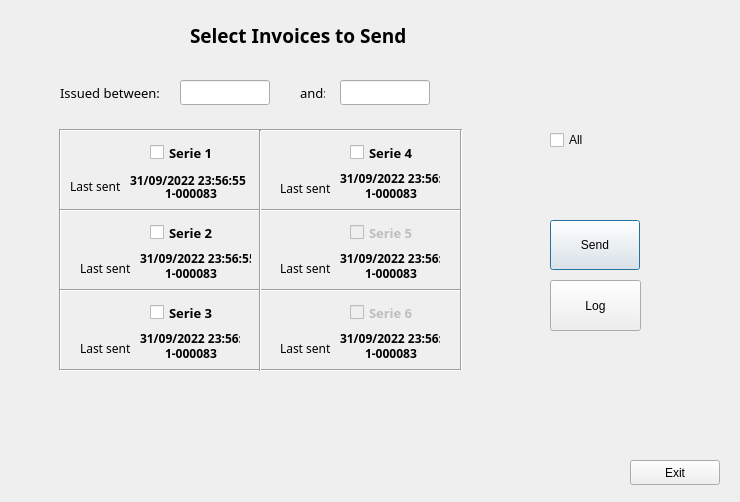
Qt form uis/SII.ui (andrei219/euromedia) before a commit.
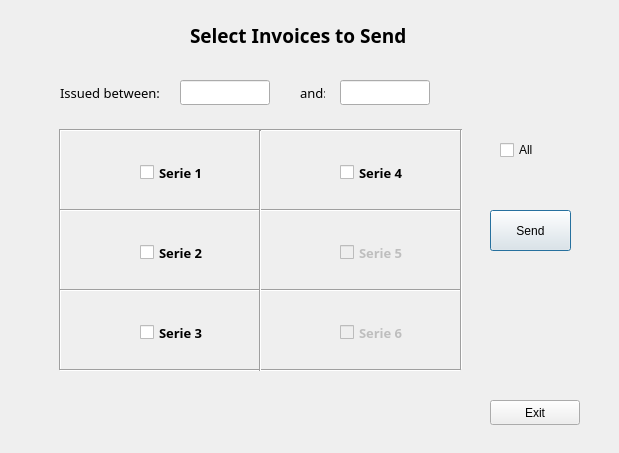
The same form after that commit.

```diff
--- a/uis/SII.ui
+++ b/uis/SII.ui
@@ -6,8 +6,8 @@
    <rect>
     <x>0</x>
     <y>0</y>
-    <width>740</width>
-    <height>502</height>
+    <width>619</width>
+    <height>453</height>
    </rect>
   </property>
   <property name="windowTitle">
@@ -16,10 +16,10 @@
   <widget class="QPushButton" name="send">
    <property name="geometry">
     <rect>
-     <x>550</x>
-     <y>220</y>
-     <width>90</width>
-     <height>50</height>
+     <x>490</x>
+     <y>210</y>
+     <width>81</width>
+     <height>41</height>
     </rect>
    </property>
    <property name="text">
@@ -50,8 +50,8 @@
   <widget class="QPushButton" name="exit">
    <property name="geometry">
     <rect>
-     <x>630</x>
-     <y>460</y>
+     <x>490</x>
+     <y>400</y>
      <width>90</width>
      <height>25</height>
     </rect>
@@ -101,8 +101,8 @@
   <widget class="QCheckBox" name="serie_1">
    <property name="geometry">
     <rect>
-     <x>150</x>
-     <y>140</y>
+     <x>140</x>
+     <y>160</y>
      <width>70</width>
      <height>25</height>
     </rect>
@@ -122,8 +122,8 @@
   <widget class="QCheckBox" name="serie_2">
    <property name="geometry">
     <rect>
-     <x>150</x>
-     <y>220</y>
+     <x>140</x>
+     <y>240</y>
      <width>70</width>
      <height>25</height>
     </rect>
@@ -143,8 +143,8 @@
   <widget class="QCheckBox" name="serie_3">
    <property name="geometry">
     <rect>
-     <x>150</x>
-     <y>300</y>
+     <x>140</x>
+     <y>320</y>
      <width>70</width>
      <height>25</height>
     </rect>
@@ -164,8 +164,8 @@
   <widget class="QCheckBox" name="serie_4">
    <property name="geometry">
     <rect>
-     <x>350</x>
-     <y>140</y>
+     <x>340</x>
+     <y>160</y>
      <width>70</width>
      <height>25</height>
     </rect>
@@ -188,8 +188,8 @@
    </property>
    <property name="geometry">
     <rect>
-     <x>350</x>
-     <y>220</y>
+     <x>340</x>
+     <y>240</y>
      <width>70</width>
      <height>25</height>
     </rect>
@@ -212,8 +212,8 @@
    </property>
    <property name="geometry">
     <rect>
-     <x>350</x>
-     <y>300</y>
+     <x>340</x>
+     <y>320</y>
      <width>70</width>
      <height>25</height>
     </rect>
@@ -230,120 +230,6 @@
     <string>Serie 6</string>
    </property>
   </widget>
-  <widget class="QLabel" name="label_4">
-   <property name="geometry">
-    <rect>
-     <x>70</x>
-     <y>178</y>
-     <width>50</width>
-     <height>16</height>
-    </rect>
-   </property>
-   <property name="font">
-    <font>
-     <family>Bahnschrift</family>
-     <pointsize>9</pointsize>
-    </font>
-   </property>
-   <property name="text">
-    <string>Last sent:</string>
-   </property>
-  </widget>
-  <widget class="QLabel" name="label_5">
-   <property name="geometry">
-    <rect>
-     <x>80</x>
-     <y>258</y>
-     <width>50</width>
-     <height>20</height>
-    </rect>
-   </property>
-   <property name="font">
-    <font>
-     <family>Bahnschrift</family>
-     <pointsize>9</pointsize>
-    </font>
-   </property>
-   <property name="text">
-    <string>Last sent:</string>
-   </property>
-  </widget>
-  <widget class="QLabel" name="label_6">
-   <property name="geometry">
-    <rect>
-     <x>80</x>
-     <y>338</y>
-     <width>50</width>
-     <height>20</height>
-    </rect>
-   </property>
-   <property name="font">
-    <font>
-     <family>Bahnschrift</family>
-     <pointsize>9</pointsize>
-    </font>
-   </property>
-   <property name="text">
-    <string>Last sent:</string>
-   </property>
-  </widget>
-  <widget class="QLabel" name="label_7">
-   <property name="geometry">
-    <rect>
-     <x>280</x>
-     <y>178</y>
-     <width>50</width>
-     <height>20</height>
-    </rect>
-   </property>
-   <property name="font">
-    <font>
-     <family>Bahnschrift</family>
-     <pointsize>9</pointsize>
-    </font>
-   </property>
-   <property name="text">
-    <string>Last sent:</string>
-   </property>
-  </widget>
-  <widget class="QLabel" name="label_8">
-   <property name="geometry">
-    <rect>
-     <x>280</x>
-     <y>258</y>
-     <width>50</width>
-     <height>20</height>
-    </rect>
-   </property>
-   <property name="font">
-    <font>
-     <family>Bahnschrift</family>
-     <pointsize>9</pointsize>
-    </font>
-   </property>
-   <property name="text">
-    <string>Last sent:</string>
-   </property>
-  </widget>
-  <widget class="QLabel" name="label_9">
-   <property name="geometry">
-    <rect>
-     <x>280</x>
-     <y>338</y>
-     <width>50</width>
-     <height>20</height>
-    </rect>
-   </property>
-   <property name="font">
-    <font>
-     <family>Bahnschrift</family>
-     <pointsize>9</pointsize>
-    </font>
-   </property>
-   <property name="text">
-    <string>Last sent:</string>
-   </property>
-  </widget>
   <widget class="QLineEdit" name="date_from">
    <property name="geometry">
     <rect>
@@ -364,246 +250,6 @@
     </rect>
    </property>
   </widget>
-  <widget class="QLabel" name="last_datetime_serie_1">
-   <property name="geometry">
-    <rect>
-     <x>130</x>
-     <y>170</y>
-     <width>121</width>
-     <height>20</height>
-    </rect>
-   </property>
-   <property name="font">
-    <font>
-     <family>Bahnschrift SemiBold</family>
-     <weight>75</weight>
-     <bold>true</bold>
-    </font>
-   </property>
-   <property name="text">
-    <string>31/09/2022 23:56:55</string>
-   </property>
-  </widget>
-  <widget class="QLabel" name="last_document_serie_1">
-   <property name="geometry">
-    <rect>
-     <x>165</x>
-     <y>185</y>
-     <width>61</width>
-     <height>16</height>
-    </rect>
-   </property>
-   <property name="font">
-    <font>
-     <family>Bahnschrift SemiBold</family>
-     <weight>75</weight>
-     <bold>true</bold>
-    </font>
-   </property>
-   <property name="text">
-    <string>1-000083</string>
-   </property>
-  </widget>
-  <widget class="QLabel" name="last_datetime_serie_2">
-   <property name="geometry">
-    <rect>
-     <x>140</x>
-     <y>250</y>
-     <width>111</width>
-     <height>16</height>
-    </rect>
-   </property>
-   <property name="font">
-    <font>
-     <family>Bahnschrift SemiBold</family>
-     <weight>75</weight>
-     <bold>true</bold>
-    </font>
-   </property>
-   <property name="text">
-    <string>31/09/2022 23:56:55</string>
-   </property>
-  </widget>
-  <widget class="QLabel" name="last_document_serie_2">
-   <property name="geometry">
-    <rect>
-     <x>165</x>
-     <y>265</y>
-     <width>61</width>
-     <height>16</height>
-    </rect>
-   </property>
-   <property name="font">
-    <font>
-     <family>Bahnschrift SemiBold</family>
-     <weight>75</weight>
-     <bold>true</bold>
-    </font>
-   </property>
-   <property name="text">
-    <string>1-000083</string>
-   </property>
-  </widget>
-  <widget class="QLabel" name="last_datetime_serie_3">
-   <property name="geometry">
-    <rect>
-     <x>140</x>
-     <y>330</y>
-     <width>100</width>
-     <height>16</height>
-    </rect>
-   </property>
-   <property name="font">
-    <font>
-     <family>Bahnschrift SemiBold</family>
-     <weight>75</weight>
-     <bold>true</bold>
-    </font>
-   </property>
-   <property name="text">
-    <string>31/09/2022 23:56:55</string>
-   </property>
-  </widget>
-  <widget class="QLabel" name="last_document_serie_3">
-   <property name="geometry">
-    <rect>
-     <x>165</x>
-     <y>345</y>
-     <width>61</width>
-     <height>16</height>
-    </rect>
-   </property>
-   <property name="font">
-    <font>
-     <family>Bahnschrift SemiBold</family>
-     <weight>75</weight>
-     <bold>true</bold>
-    </font>
-   </property>
-   <property name="text">
-    <string>1-000083</string>
-   </property>
-  </widget>
-  <widget class="QLabel" name="last_datetime_serie_4">
-   <property name="geometry">
-    <rect>
-     <x>340</x>
-     <y>170</y>
-     <width>100</width>
-     <height>16</height>
-    </rect>
-   </property>
-   <property name="font">
-    <font>
-     <family>Bahnschrift SemiBold</family>
-     <weight>75</weight>
-     <bold>true</bold>
-    </font>
-   </property>
-   <property name="text">
-    <string>31/09/2022 23:56:55</string>
-   </property>
-  </widget>
-  <widget class="QLabel" name="last_document_serie_4">
-   <property name="geometry">
-    <rect>
-     <x>365</x>
-     <y>185</y>
-     <width>61</width>
-     <height>16</height>
-    </rect>
-   </property>
-   <property name="font">
-    <font>
-     <family>Bahnschrift SemiBold</family>
-     <weight>75</weight>
-     <bold>true</bold>
-    </font>
-   </property>
-   <property name="text">
-    <string>1-000083</string>
-   </property>
-  </widget>
-  <widget class="QLabel" name="last_datetime_serie_5">
-   <property name="geometry">
-    <rect>
-     <x>340</x>
-     <y>250</y>
-     <width>100</width>
-     <height>16</height>
-    </rect>
-   </property>
-   <property name="font">
-    <font>
-     <family>Bahnschrift SemiBold</family>
-     <weight>75</weight>
-     <bold>true</bold>
-    </font>
-   </property>
-   <property name="text">
-    <string>31/09/2022 23:56:55</string>
-   </property>
-  </widget>
-  <widget class="QLabel" name="last_document_serie_5">
-   <property name="geometry">
-    <rect>
-     <x>365</x>
-     <y>265</y>
-     <width>61</width>
-     <height>16</height>
-    </rect>
-   </property>
-   <property name="font">
-    <font>
-     <family>Bahnschrift SemiBold</family>
-     <weight>75</weight>
-     <bold>true</bold>
-    </font>
-   </property>
-   <property name="text">
-    <string>1-000083</string>
-   </property>
-  </widget>
-  <widget class="QLabel" name="last_datetime_serie_6">
-   <property name="geometry">
-    <rect>
-     <x>340</x>
-     <y>330</y>
-     <width>100</width>
-     <height>16</height>
-    </rect>
-   </property>
-   <property name="font">
-    <font>
-     <family>Bahnschrift SemiBold</family>
-     <weight>75</weight>
-     <bold>true</bold>
-    </font>
-   </property>
-   <property name="text">
-    <string>31/09/2022 23:56:55</string>
-   </property>
-  </widget>
-  <widget class="QLabel" name="last_document_serie_6">
-   <property name="geometry">
-    <rect>
-     <x>365</x>
-     <y>345</y>
-     <width>61</width>
-     <height>16</height>
-    </rect>
-   </property>
-   <property name="font">
-    <font>
-     <family>Bahnschrift SemiBold</family>
-     <weight>75</weight>
-     <bold>true</bold>
-    </font>
-   </property>
-   <property name="text">
-    <string>1-000083</string>
-   </property>
-  </widget>
   <widget class="Line" name="line">
    <property name="geometry">
     <rect>
@@ -698,8 +344,8 @@
   <widget class="QCheckBox" name="all">
    <property name="geometry">
     <rect>
-     <x>550</x>
-     <y>130</y>
+     <x>500</x>
+     <y>140</y>
      <width>81</width>
      <height>20</height>
     </rect>
@@ -708,19 +354,6 @@
     <string>All</string>
    </property>
   </widget>
-  <widget class="QPushButton" name="log">
-   <property name="geometry">
-    <rect>
-     <x>550</x>
-     <y>280</y>
-     <width>91</width>
-     <height>51</height>
-    </rect>
-   </property>
-   <property name="text">
-    <string>Log</string>
-   </property>
-  </widget>
  </widget>
  <resources/>
  <connections>
```
